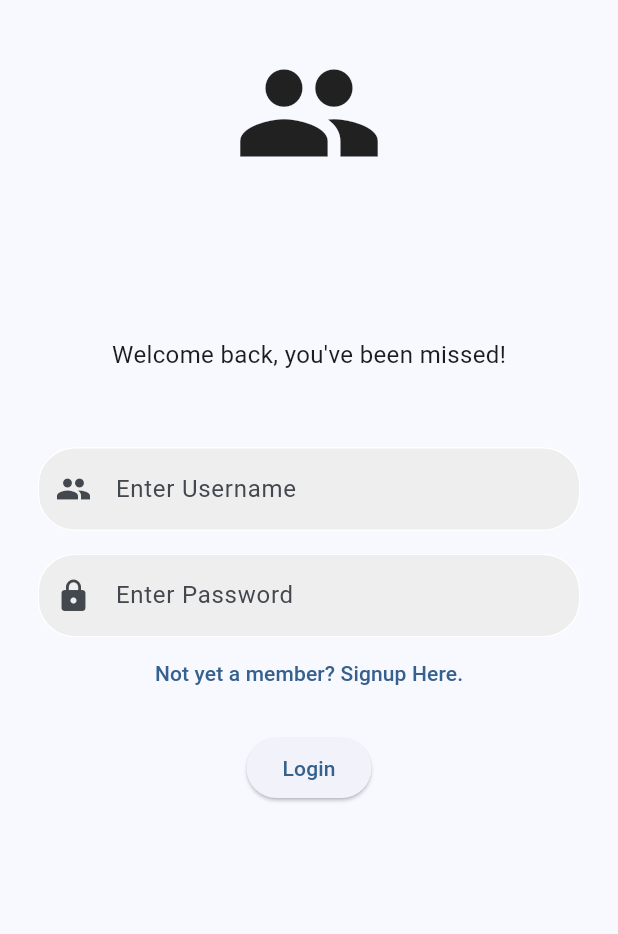
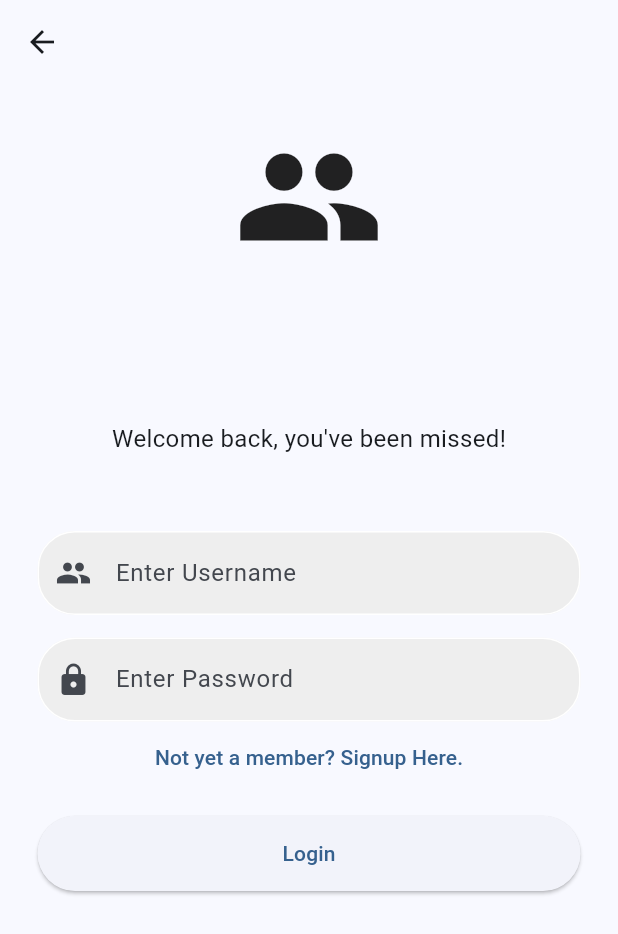
Before and after one commit to RealGuzu/FlutterLoginWork, a Flutter app: the LoginPage screen opened directly, on a phone screen of 412 x 824 dp. Shown: the top 934 px of the screen. Run offline on Flutter 3.47's test engine with Material 3 defaults, Android fonts, the phone set to English and light mode, and no system bars; our stand-ins replace intl_phone_number_input.

Commit message:
Ui Update

```diff
--- a/lib/components/my_button.dart
+++ b/lib/components/my_button.dart
@@ -1,14 +1,24 @@
 import 'package:flutter/material.dart';
 
 class MyButton extends StatelessWidget {
-  const MyButton({super.key, this.onPressed});
+  const MyButton({super.key, this.onPressed, required this.text});
 
   final onPressed;
+  final String text;
   @override
   Widget build(BuildContext context) {
     return Center(
-        child: Column(
-      children: [ElevatedButton(onPressed: onPressed, child: Text('Login'))],
-    ));
+      child: Column(
+        children: [
+          ElevatedButton(
+            onPressed: onPressed,
+            child: Text(text),
+            style: ElevatedButton.styleFrom(
+              minimumSize: const Size(double.infinity, 50),
+            ),
+          ),
+        ],
+      ),
+    );
   }
 }
--- a/lib/components/my_textfield.dart
+++ b/lib/components/my_textfield.dart
@@ -23,7 +23,7 @@ class MyTextfield extends StatelessWidget {
       decoration: InputDecoration(
         enabledBorder: OutlineInputBorder(
           borderRadius: BorderRadius.circular(25.0),
-          borderSide: BorderSide(color: Colors.white),
+          borderSide: const BorderSide(color: Colors.white),
         ),
         focusedBorder: OutlineInputBorder(
           borderSide: BorderSide(color: Colors.grey.shade100),
--- a/lib/main.dart
+++ b/lib/main.dart
@@ -4,7 +4,7 @@ import 'package:auth_homework/pages/signup_page.dart';
 import 'package:flutter/material.dart';
 
 void main() {
-  runApp(MyApp());
+  runApp(const MyApp());
 }
 
 class MyApp extends StatelessWidget {
@@ -23,10 +23,11 @@ class MyApp extends StatelessWidget {
           brightness: Brightness.light, // Optional: Specify brightness
         ),
       ),
-      home: LoginPage(),
+      home: HomePage(),
       routes: {
         '/signup': (context) => const SignupPage(),
         '/home': (context) => const HomePage(),
+        '/login': (context) => LoginPage(),
       }, // Added const for efficiency
     );
   }
--- a/lib/pages/login_page.dart
+++ b/lib/pages/login_page.dart
@@ -1,5 +1,3 @@
-// ignore_for_file: prefer_const_constructors
-
 import 'package:auth_homework/components/my_button.dart';
 import 'package:auth_homework/components/my_textfield.dart';
 import 'package:auth_homework/pages/home_page.dart';
@@ -15,36 +13,39 @@ class LoginPage extends StatelessWidget {
   @override
   Widget build(BuildContext context) {
     return Scaffold(
-      resizeToAvoidBottomInset: false,
-      body: Center(
+      appBar: AppBar(
+        title: const Text(''),
+      ),
+      body: SingleChildScrollView(
+        child: Center(
           child: SafeArea(
             child: Padding(
-            padding: EdgeInsets.all(25),
+              padding: const EdgeInsets.all(25),
               child: Column(
                 children: [
                   //icon
-                Icon(
+                  const Icon(
                     Icons.people,
                     size: 100,
                   ),
-                SizedBox(width: 0.0, height: 100),
-                Text(
+                  const SizedBox(width: 0.0, height: 100),
+                  const Text(
                     'Welcome back, you\'ve been missed!',
                     style: TextStyle(fontSize: 16),
                   ),
 
-                SizedBox(width: 0.0, height: 50),
+                  const SizedBox(width: 0.0, height: 50),
 
                   MyTextfield(
-                  icon: Icon(Icons.people),
+                    icon: const Icon(Icons.people),
                     controller: usernameController,
                     hintText: 'Enter Username',
                     obscureText: false,
                   ),
-                SizedBox(width: 0.0, height: 15),
+                  const SizedBox(width: 0.0, height: 15),
 
                   MyTextfield(
-                  icon: Icon(Icons.lock),
+                    icon: const Icon(Icons.lock),
                     controller: passwordController,
                     hintText: 'Enter Password',
                     obscureText: true,
@@ -58,11 +59,11 @@ class LoginPage extends StatelessWidget {
                         ),
                       );
                     },
-                  child: Text(
+                    child: const Text(
                       "Not yet a member? Signup Here.",
                     ),
                   ),
-                SizedBox(width: 0.0, height: 15),
+                  const SizedBox(width: 0.0, height: 15),
                   MyButton(
                     onPressed: () {
                       Navigator.push(
@@ -72,8 +73,10 @@ class LoginPage extends StatelessWidget {
                         ),
                       );
                     },
+                    text: 'Login',
                   ),
                 ],
+              ),
             ),
           ),
         ),
--- a/pubspec.yaml
+++ b/pubspec.yaml
@@ -35,6 +35,7 @@ dependencies:
   # The following adds the Cupertino Icons font to your application.
   # Use with the CupertinoIcons class for iOS style icons.
   cupertino_icons: ^1.0.6
+  intl_phone_number_input: ^0.7.4
 
 dev_dependencies:
   flutter_test:
```
Also changed, not shown: lib/components/my_number.dart (added, +43 -0 lines), lib/pages/home_page.dart (+46 -7 lines), lib/pages/signup_page.dart (+54 -2 lines), pubspec.lock. Lines whose indentation alone changed are shown as unchanged.
